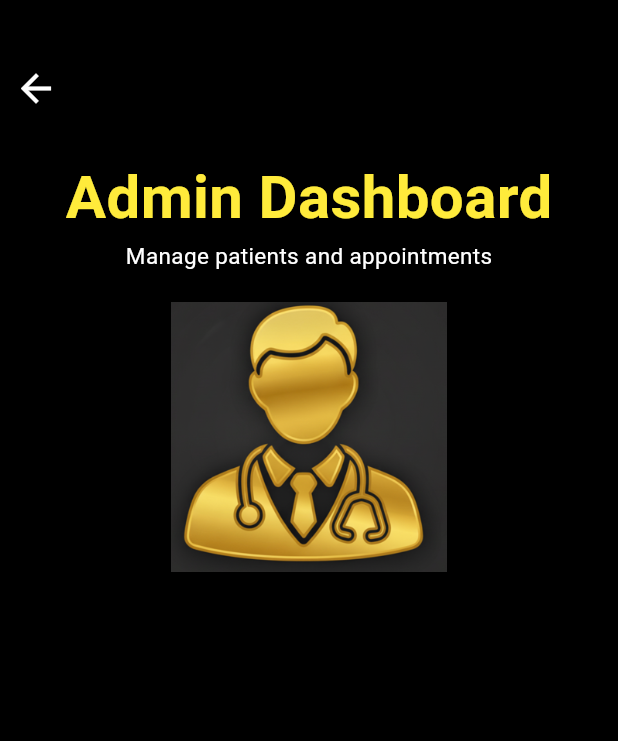
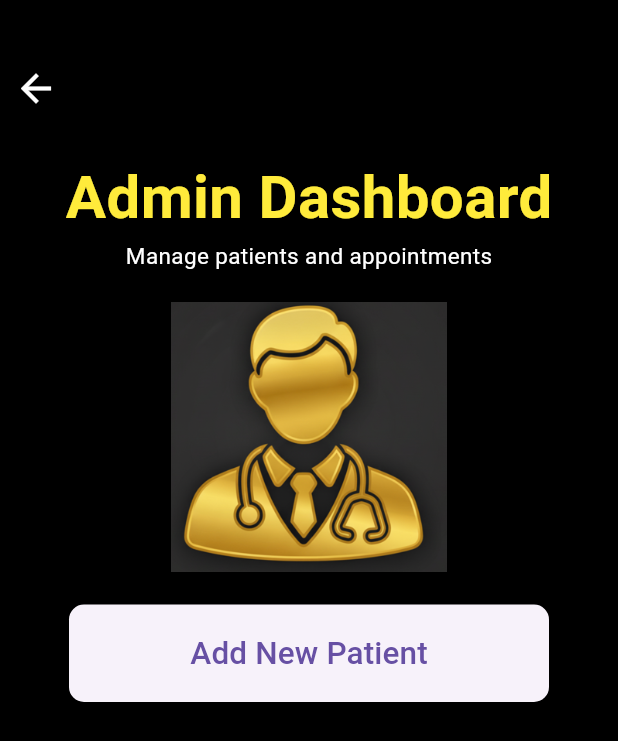
Before and after one commit to ashir227/Todo-App-Classes, a Flutter app: the Home screen opened directly, on a phone screen of 412 x 824 dp. Shown: the top 741 px of the screen. Run offline on Flutter 3.47's test engine with Material 3 defaults, Android fonts, the light colour scheme and no system bars.

```diff
--- a/lib/UI Prac/Screens/Home.dart
+++ b/lib/UI Prac/Screens/Home.dart
@@ -36,7 +36,7 @@ class _HomeState extends State<Home> {
             ),
             SizedBox(height: 20),
             Container(
-              height: 330,
+              height: 300,
               width: double.infinity,
               // color: Colors.red,
               child: Column(
@@ -62,6 +62,21 @@ class _HomeState extends State<Home> {
                 ],
               ),
             ),
+
+            SizedBox(
+              width: 320,
+              height: 65,
+              child: ElevatedButton(
+                style: ElevatedButton.styleFrom(
+                  shape: RoundedRectangleBorder(
+                    borderRadius: BorderRadiusGeometry.circular(10),
+                  ),
+                ),
+
+                onPressed: () {},
+                child: Text("Add New Patient", style: TextStyle(fontSize: 21)),
+              ),
+            ),
           ],
         ),
       ),
```
